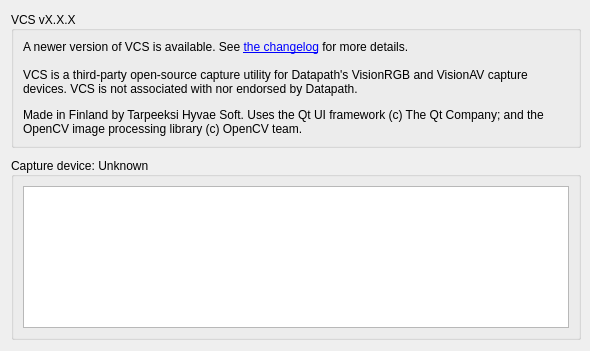
mrehkopf/vcs, file src/display/qt/dialogs/ui/about_dialog.ui: the form before one commit.
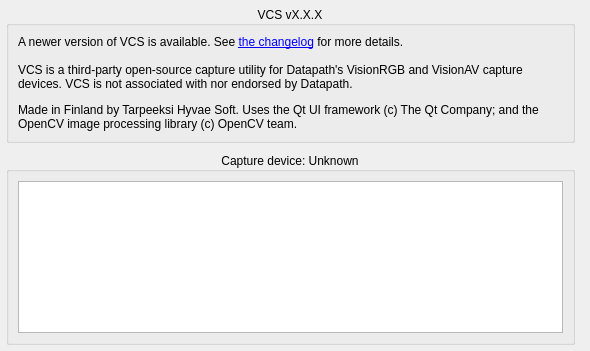
The form after the commit. Custom widgets are drawn as their Qt base class.

Commit message: ui/about-dialog: Unify layout with that of other dialogs

The edit to the form file:
```diff
--- a/src/display/qt/dialogs/ui/about_dialog.ui
+++ b/src/display/qt/dialogs/ui/about_dialog.ui
@@ -14,9 +14,21 @@
    <string>Dialog</string>
   </property>
   <layout class="QVBoxLayout" name="verticalLayout">
-   <property name="rightMargin">
+   <property name="spacing">
     <number>0</number>
    </property>
+   <property name="leftMargin">
+    <number>6</number>
+   </property>
+   <property name="topMargin">
+    <number>6</number>
+   </property>
+   <property name="rightMargin">
+    <number>6</number>
+   </property>
+   <property name="bottomMargin">
+    <number>6</number>
+   </property>
    <item>
     <widget class="QScrollArea" name="scrollArea_about">
      <property name="frameShape">
@@ -30,8 +42,8 @@
        <rect>
         <x>0</x>
         <y>0</y>
-        <width>581</width>
-        <height>333</height>
+        <width>578</width>
+        <height>339</height>
        </rect>
       </property>
       <layout class="QVBoxLayout" name="verticalLayout_8">
@@ -62,7 +74,10 @@
           <string>VCS vX.X.X</string>
          </property>
          <property name="alignment">
-          <set>Qt::AlignLeading|Qt::AlignLeft|Qt::AlignVCenter</set>
+          <set>Qt::AlignCenter</set>
+         </property>
+         <property name="flat">
+          <bool>true</bool>
          </property>
          <property name="checkable">
           <bool>false</bool>
@@ -114,10 +129,10 @@
           <string>Capture device: Unknown</string>
          </property>
          <property name="alignment">
-          <set>Qt::AlignLeading|Qt::AlignLeft|Qt::AlignVCenter</set>
+          <set>Qt::AlignCenter</set>
          </property>
          <property name="flat">
-          <bool>false</bool>
+          <bool>true</bool>
          </property>
          <layout class="QVBoxLayout" name="verticalLayout_3">
           <property name="leftMargin">
```
